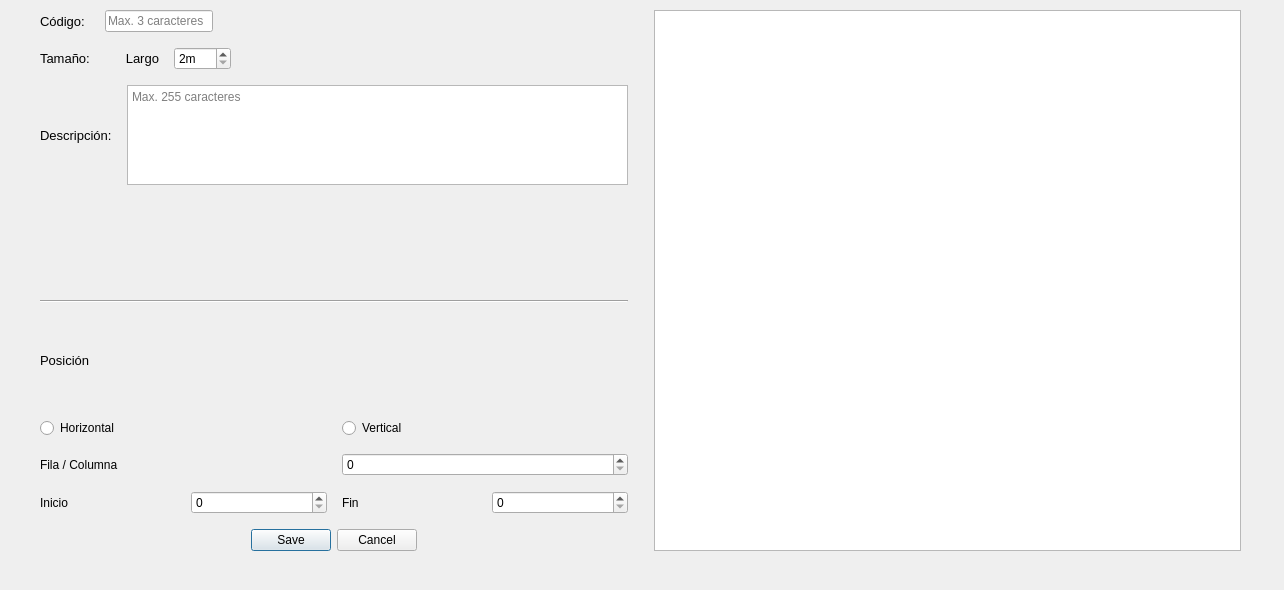
This is Frontend/Views/NewShelving.ui in RoberuDG/shelvingManager as Qt 5 draws it before an edit. The edited form follows.
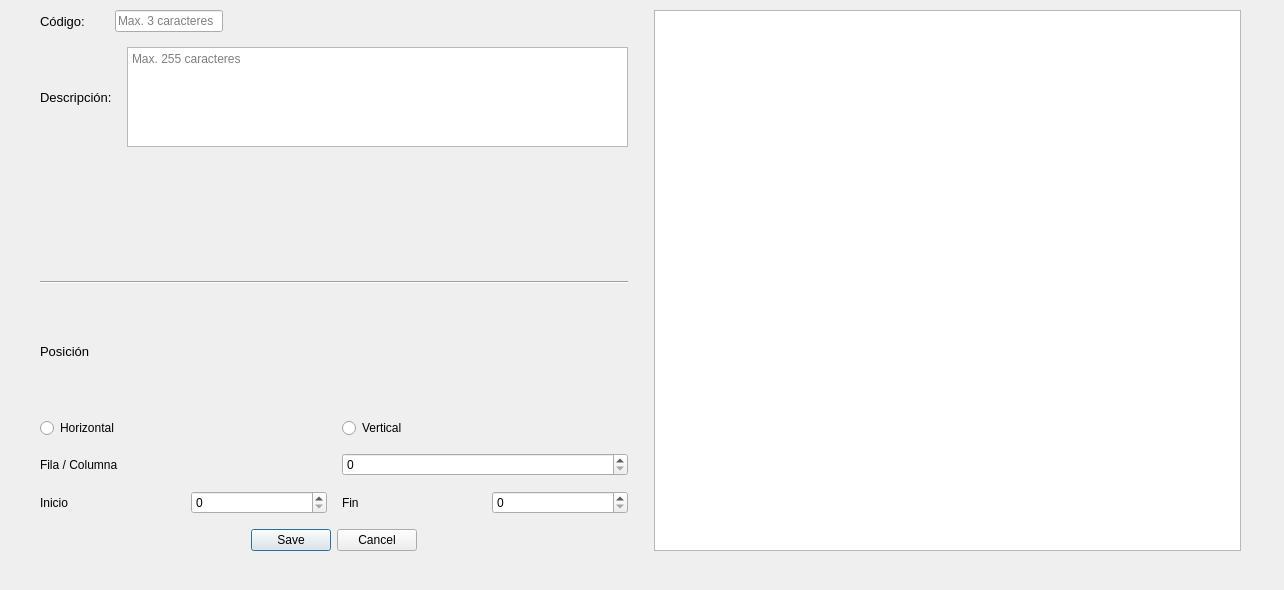
This is the edited form.

Patch:
```diff
--- a/Frontend/Views/NewShelving.ui
+++ b/Frontend/Views/NewShelving.ui
@@ -69,6 +69,22 @@
           </property>
          </widget>
         </item>
+        <item>
+         <spacer name="horizontalSpacer_5">
+          <property name="orientation">
+           <enum>Qt::Horizontal</enum>
+          </property>
+          <property name="sizeType">
+           <enum>QSizePolicy::Minimum</enum>
+          </property>
+          <property name="sizeHint" stdset="0">
+           <size>
+            <width>10</width>
+            <height>20</height>
+           </size>
+          </property>
+         </spacer>
+        </item>
         <item>
          <widget class="QLineEdit" name="textName">
           <property name="sizePolicy">
@@ -112,97 +128,6 @@
         </item>
        </layout>
       </item>
-      <item>
-       <layout class="QHBoxLayout" name="horizontalLayout_2">
-        <item>
-         <widget class="QLabel" name="label_2">
-          <property name="maximumSize">
-           <size>
-            <width>100</width>
-            <height>16777215</height>
-           </size>
-          </property>
-          <property name="font">
-           <font>
-            <pointsize>10</pointsize>
-           </font>
-          </property>
-          <property name="text">
-           <string>Tamaño:</string>
-          </property>
-         </widget>
-        </item>
-        <item>
-         <spacer name="horizontalSpacer_3">
-          <property name="orientation">
-           <enum>Qt::Horizontal</enum>
-          </property>
-          <property name="sizeType">
-           <enum>QSizePolicy::Maximum</enum>
-          </property>
-          <property name="sizeHint" stdset="0">
-           <size>
-            <width>20</width>
-            <height>20</height>
-           </size>
-          </property>
-         </spacer>
-        </item>
-        <item>
-         <widget class="QLabel" name="label_6">
-          <property name="maximumSize">
-           <size>
-            <width>50</width>
-            <height>16777215</height>
-           </size>
-          </property>
-          <property name="font">
-           <font>
-            <pointsize>10</pointsize>
-           </font>
-          </property>
-          <property name="text">
-           <string>Largo</string>
-          </property>
-          <property name="alignment">
-           <set>Qt::AlignRight|Qt::AlignTrailing|Qt::AlignVCenter</set>
-          </property>
-         </widget>
-        </item>
-        <item>
-         <widget class="QSpinBox" name="spinMeters1">
-          <property name="keyboardTracking">
-           <bool>false</bool>
-          </property>
-          <property name="showGroupSeparator" stdset="0">
-           <bool>false</bool>
-          </property>
-          <property name="suffix">
-           <string>m</string>
-          </property>
-          <property name="minimum">
-           <number>2</number>
-          </property>
-          <property name="maximum">
-           <number>100</number>
-          </property>
-         </widget>
-        </item>
-        <item>
-         <spacer name="horizontalSpacer_2">
-          <property name="orientation">
-           <enum>Qt::Horizontal</enum>
-          </property>
-          <property name="sizeHint" stdset="0">
-           <size>
-            <width>40</width>
-            <height>20</height>
-           </size>
-          </property>
-         </spacer>
-        </item>
-       </layout>
-      </item>
       <item>
        <layout class="QHBoxLayout" name="horizontalLayout_3">
         <item>
```
